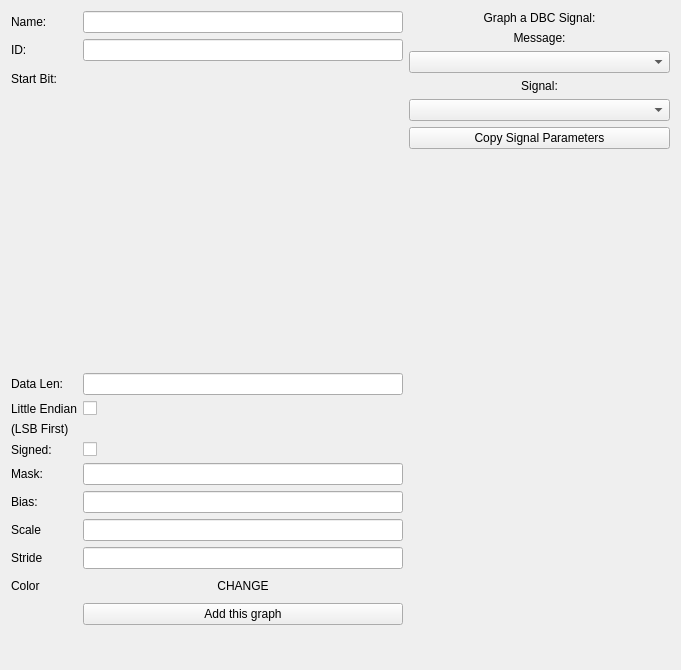
This is ui/newgraphdialog.ui in collin80/SavvyCAN as Qt 5 draws it before an edit. The edited form follows.
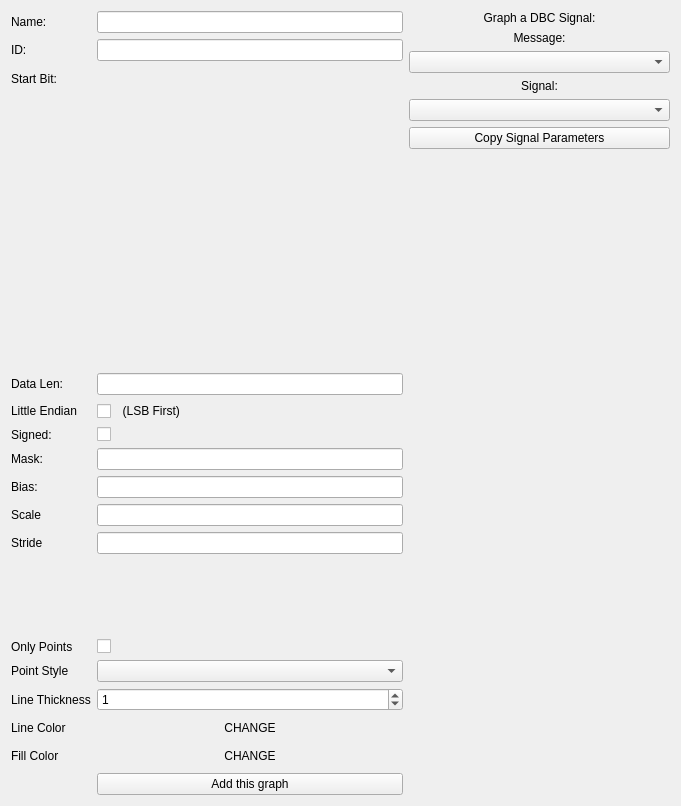
This is the edited form. Custom widgets are drawn as their Qt base class.

What changed in the file:
```diff
--- a/ui/newgraphdialog.ui
+++ b/ui/newgraphdialog.ui
@@ -7,7 +7,7 @@
     <x>0</x>
     <y>0</y>
     <width>681</width>
-    <height>670</height>
+    <height>806</height>
    </rect>
   </property>
   <property name="windowTitle">
@@ -18,6 +18,16 @@
     <layout class="QHBoxLayout" name="horizontalLayout" stretch="3,2">
      <item>
       <layout class="QFormLayout" name="formLayout">
+       <item row="0" column="0">
+        <widget class="QLabel" name="label_12">
+         <property name="text">
+          <string>&lt;html&gt;&lt;head/&gt;&lt;body&gt;&lt;p&gt;Name:&lt;/p&gt;&lt;/body&gt;&lt;/html&gt;</string>
+         </property>
+        </widget>
+       </item>
+       <item row="0" column="1">
+        <widget class="QLineEdit" name="txtName"/>
+       </item>
        <item row="1" column="0">
         <widget class="QLabel" name="label">
          <property name="text">
@@ -35,21 +45,61 @@
          </property>
         </widget>
        </item>
-       <item row="6" column="0">
+       <item row="2" column="1">
+        <widget class="CANDataGrid" name="gridData" native="true">
+         <property name="minimumSize">
+          <size>
+           <width>300</width>
+           <height>300</height>
+          </size>
+         </property>
+         <property name="baseSize">
+          <size>
+           <width>300</width>
+           <height>300</height>
+          </size>
+         </property>
+        </widget>
+       </item>
+       <item row="3" column="0">
+        <widget class="QLabel" name="label_14">
+         <property name="text">
+          <string>Data Len:</string>
+         </property>
+        </widget>
+       </item>
+       <item row="3" column="1">
+        <widget class="QLineEdit" name="txtDataLen"/>
+       </item>
+       <item row="4" column="0">
+        <widget class="QLabel" name="label_13">
+         <property name="text">
+          <string>Little Endian</string>
+         </property>
+        </widget>
+       </item>
+       <item row="4" column="1">
+        <widget class="QCheckBox" name="cbIntel">
+         <property name="text">
+          <string>  (LSB First)</string>
+         </property>
+        </widget>
+       </item>
+       <item row="5" column="0">
         <widget class="QLabel" name="label_3">
          <property name="text">
           <string>Signed:</string>
          </property>
         </widget>
        </item>
-       <item row="6" column="1">
+       <item row="5" column="1">
         <widget class="QCheckBox" name="cbSigned">
          <property name="text">
           <string/>
          </property>
         </widget>
        </item>
-       <item row="7" column="0">
+       <item row="6" column="0">
         <widget class="QLabel" name="label_4">
          <property name="frameShape">
           <enum>QFrame::NoFrame</enum>
@@ -59,122 +109,139 @@
          </property>
         </widget>
        </item>
-       <item row="7" column="1">
+       <item row="6" column="1">
         <widget class="QLineEdit" name="txtMask"/>
        </item>
-       <item row="8" column="0">
+       <item row="7" column="0">
         <widget class="QLabel" name="label_5">
          <property name="text">
           <string>Bias:</string>
          </property>
         </widget>
        </item>
-       <item row="8" column="1">
+       <item row="7" column="1">
         <widget class="QLineEdit" name="txtBias"/>
        </item>
-       <item row="9" column="0">
+       <item row="8" column="0">
         <widget class="QLabel" name="label_6">
          <property name="text">
           <string>Scale</string>
          </property>
         </widget>
        </item>
-       <item row="9" column="1">
+       <item row="8" column="1">
         <widget class="QLineEdit" name="txtScale"/>
        </item>
-       <item row="10" column="0">
+       <item row="9" column="0">
         <widget class="QLabel" name="label_7">
          <property name="text">
           <string>Stride</string>
          </property>
         </widget>
        </item>
-       <item row="10" column="1">
+       <item row="9" column="1">
         <widget class="QLineEdit" name="txtStride"/>
        </item>
        <item row="11" column="0">
-        <widget class="QLabel" name="label_8">
+        <widget class="QLabel" name="label_16">
          <property name="text">
-          <string>Color</string>
+          <string>Only Points</string>
          </property>
         </widget>
        </item>
        <item row="11" column="1">
-        <widget class="QPushButton" name="colorSwatch">
-         <property name="autoFillBackground">
-          <bool>true</bool>
-         </property>
+        <widget class="QCheckBox" name="cbOnlyPoints">
          <property name="text">
-          <string>CHANGE</string>
+          <string/>
          </property>
-         <property name="flat">
-          <bool>true</bool>
+        </widget>
+       </item>
+       <item row="12" column="0">
+        <widget class="QLabel" name="label_17">
+         <property name="text">
+          <string>Point Style</string>
          </property>
         </widget>
        </item>
        <item row="12" column="1">
+        <widget class="QComboBox" name="coPointStyle"/>
+       </item>
+       <item row="13" column="0">
+        <widget class="QLabel" name="label_15">
+         <property name="text">
+          <string>Line Thickness</string>
+         </property>
+        </widget>
+       </item>
+       <item row="13" column="1">
+        <widget class="QSpinBox" name="spinLineWidth">
+         <property name="maximum">
+          <number>15</number>
+         </property>
+         <property name="value">
+          <number>1</number>
+         </property>
+        </widget>
+       </item>
+       <item row="14" column="0">
+        <widget class="QLabel" name="label_8">
+         <property name="text">
+          <string>Line Color</string>
+         </property>
+        </widget>
+       </item>
+       <item row="14" column="1">
+        <widget class="QPushButton" name="colorSwatch">
+         <property name="autoFillBackground">
+          <bool>true</bool>
+         </property>
+         <property name="text">
+          <string>CHANGE</string>
+         </property>
+         <property name="flat">
+          <bool>true</bool>
+         </property>
+        </widget>
+       </item>
+       <item row="15" column="0">
+        <widget class="QLabel" name="label55">
+         <property name="text">
+          <string>Fill Color</string>
+         </property>
+        </widget>
+       </item>
+       <item row="15" column="1">
+        <widget class="QPushButton" name="fillSwatch">
+         <property name="autoFillBackground">
+          <bool>true</bool>
+         </property>
+         <property name="text">
+          <string>CHANGE</string>
+         </property>
+         <property name="flat">
+          <bool>true</bool>
+         </property>
+        </widget>
+       </item>
+       <item row="16" column="1">
         <widget class="QPushButton" name="btnAddGraph">
          <property name="text">
           <string>Add this graph</string>
          </property>
         </widget>
        </item>
-       <item row="0" column="0">
-        <widget class="QLabel" name="label_12">
-         <property name="text">
-          <string>&lt;html&gt;&lt;head/&gt;&lt;body&gt;&lt;p&gt;Name:&lt;/p&gt;&lt;/body&gt;&lt;/html&gt;</string>
+       <item row="10" column="1">
+        <spacer name="verticalSpacer_2">
+         <property name="orientation">
+          <enum>Qt::Vertical</enum>
          </property>
-        </widget>
-       </item>
-       <item row="0" column="1">
-        <widget class="QLineEdit" name="txtName"/>
-       </item>
-       <item row="2" column="1">
-        <widget class="CANDataGrid" name="gridData" native="true">
-         <property name="minimumSize">
+         <property name="sizeHint" stdset="0">
           <size>
-           <width>300</width>
-           <height>300</height>
+           <width>20</width>
+           <height>40</height>
           </size>
          </property>
-         <property name="baseSize">
-          <size>
-           <width>300</width>
-           <height>300</height>
-          </size>
-         </property>
-        </widget>
-       </item>
-       <item row="4" column="0">
-        <widget class="QLabel" name="label_13">
-         <property name="text">
-          <string>Little Endian</string>
-         </property>
-        </widget>
-       </item>
-       <item row="4" column="1">
-        <widget class="QCheckBox" name="cbIntel">
-         <property name="text">
-          <string/>
-         </property>
-        </widget>
-       </item>
-       <item row="3" column="0">
-        <widget class="QLabel" name="label_14">
-         <property name="text">
-          <string>Data Len:</string>
-         </property>
-        </widget>
-       </item>
-       <item row="3" column="1">
-        <widget class="QLineEdit" name="txtDataLen"/>
-       </item>
-       <item row="5" column="0">
-        <widget class="QLabel" name="label_15">
-         <property name="text">
-          <string>(LSB First)</string>
-         </property>
-        </widget>
+        </spacer>
        </item>
       </layout>
      </item>
```
